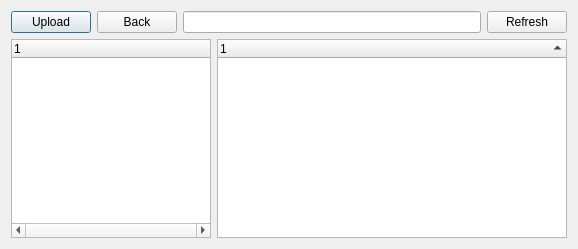
Before: the Qt Designer form src/qt/ui/file_browser.ui in maidsafe-archive/MaidSafe-Encrypt, drawn with Qt 5.
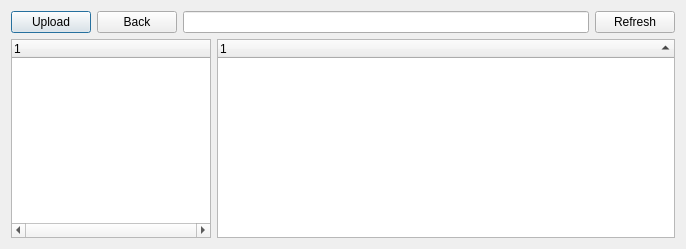
After: the same form once the commit is applied.

Commit message: Correct Sort Order Implemented

The edit to the form file:
```diff
--- a/src/qt/ui/file_browser.ui
+++ b/src/qt/ui/file_browser.ui
@@ -6,7 +6,7 @@
    <rect>
     <x>0</x>
     <y>0</y>
-    <width>578</width>
+    <width>686</width>
     <height>249</height>
    </rect>
   </property>
```
The commit also changes 1 other file.
